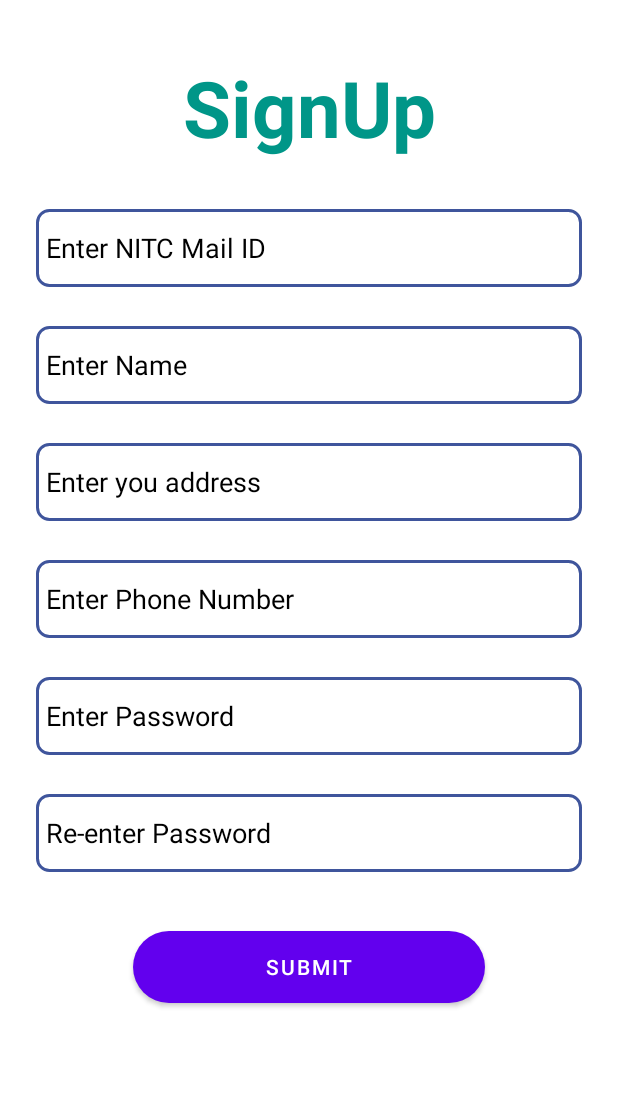
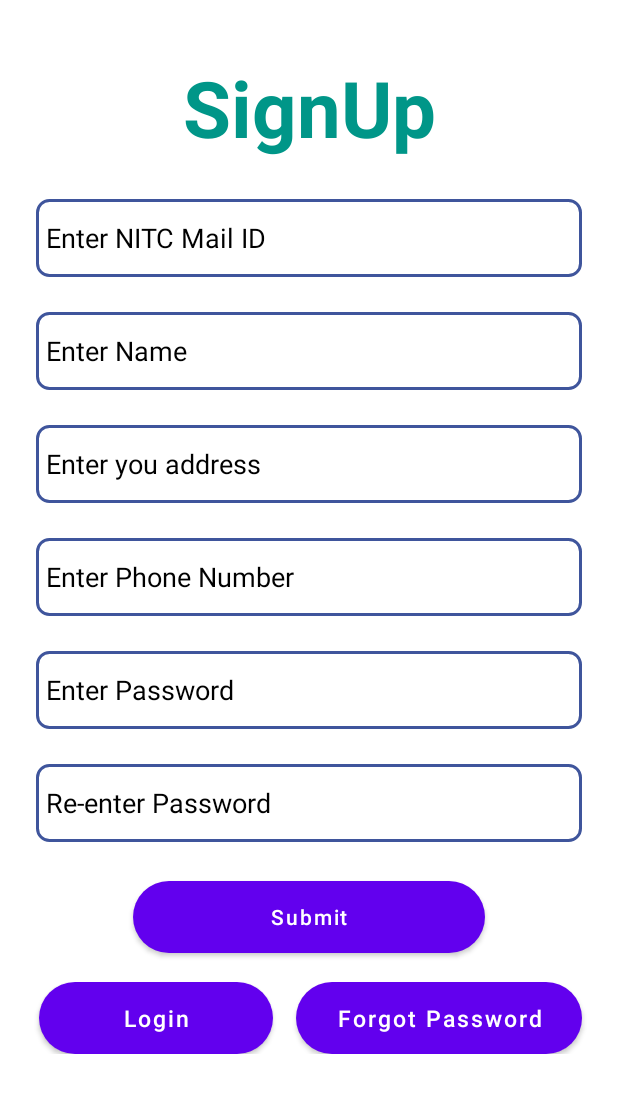
Before and after one commit to LoneWalker7998/Fund_Management, an Android app: the SignUp screen opened directly, with no data from a screen before it, on a phone screen of 412 x 824 dp. Shown: the top 1093 px of the screen. Run offline under Robolectric (Android 15) with nearby library versions, the phone set to English and light mode, and no system bars; our stand-ins replace sdp/ssp sizes.

Commit message:
Some minor chnages

```diff
--- a/app/build.gradle
+++ b/app/build.gradle
@@ -1,5 +1,6 @@
 plugins {
     id 'com.android.application'
+    id 'com.google.gms.google-services'
 }
 
 android {
@@ -40,4 +41,6 @@ dependencies {
     implementation 'com.intuit.sdp:sdp-android:1.0.6'
     compileOnly 'com.google.android.wearable:wearable:2.6.0'
     implementation 'de.hdodenhof:circleimageview:3.1.0'
+    implementation platform('com.google.firebase:firebase-bom:27.0.0')
+    implementation 'com.google.firebase:firebase-analytics'
 }
--- a/app/src/main/res/layout/activity_sign_up.xml
+++ b/app/src/main/res/layout/activity_sign_up.xml
@@ -7,7 +7,15 @@
     tools:context=".SignUp"
     android:orientation="vertical"
     android:padding="@dimen/_8sdp">
-
+    <androidx.core.widget.NestedScrollView
+        android:layout_width="match_parent"
+        android:layout_height="wrap_content"
+        android:isScrollContainer="true">
+        <LinearLayout
+            android:layout_width="match_parent"
+            android:layout_height="wrap_content"
+            android:orientation="vertical"
+            android:layout_gravity="center">
             <TextView
                 android:layout_width="match_parent"
                 android:layout_height="wrap_content"
@@ -22,7 +30,7 @@
             <EditText
                 android:layout_width="match_parent"
                 android:layout_height="@dimen/_40sdp"
-        android:layout_marginTop="@dimen/_25sdp"
+                android:layout_marginTop="@dimen/_20sdp"
                 android:hint="Enter NITC Mail ID"
                 android:textColorHint="@color/black"
                 android:background="@drawable/box_shape"
@@ -34,7 +42,7 @@
             <EditText
                 android:layout_width="match_parent"
                 android:layout_height="@dimen/_40sdp"
-        android:layout_marginTop="@dimen/_20sdp"
+                android:layout_marginTop="@dimen/_18sdp"
                 android:hint="Enter Name"
                 android:textColorHint="@color/black"
                 android:background="@drawable/box_shape"
@@ -46,7 +54,7 @@
             <EditText
                 android:layout_width="match_parent"
                 android:layout_height="@dimen/_40sdp"
-        android:layout_marginTop="@dimen/_20sdp"
+                android:layout_marginTop="@dimen/_18sdp"
                 android:hint="Enter you address"
                 android:textColorHint="@color/black"
                 android:background="@drawable/box_shape"
@@ -58,7 +66,7 @@
             <EditText
                 android:layout_width="match_parent"
                 android:layout_height="@dimen/_40sdp"
-        android:layout_marginTop="@dimen/_20sdp"
+                android:layout_marginTop="@dimen/_18sdp"
                 android:hint="Enter Phone Number"
 
                 android:textColorHint="@color/black"
@@ -72,7 +80,7 @@
             <EditText
                 android:layout_width="match_parent"
                 android:layout_height="@dimen/_40sdp"
-        android:layout_marginTop="@dimen/_20sdp"
+                android:layout_marginTop="@dimen/_18sdp"
                 android:hint="Enter Password"
 
                 android:textColorHint="@color/black"
@@ -86,7 +94,7 @@
             <EditText
                 android:layout_width="match_parent"
                 android:layout_height="@dimen/_40sdp"
-        android:layout_marginTop="@dimen/_20sdp"
+                android:layout_marginTop="@dimen/_18sdp"
                 android:hint="Re-enter Password"
                 android:textColorHint="@color/black"
                 android:background="@drawable/box_shape"
@@ -102,7 +110,39 @@
                 android:text="Submit"
                 android:layout_marginLeft="@dimen/_60sdp"
                 android:layout_marginRight="@dimen/_60sdp"
-        android:layout_marginTop="@dimen/_30sdp"
+                android:layout_marginTop="@dimen/_20sdp"
                 android:background="@drawable/button"
+                android:textAllCaps="false"
                 />
+            <LinearLayout
+                android:layout_width="match_parent"
+                android:layout_height="match_parent"
+                android:orientation="horizontal"
+                android:layout_marginTop="@dimen/_15sdp"
+                android:weightSum="2">
+                <Button
+                    android:layout_width="0dp"
+                    android:layout_height="wrap_content"
+                    android:layout_weight="0.9"
+                    android:background="@drawable/button"
+                    android:layout_marginLeft="@dimen/_12sdp"
+                    android:layout_marginRight="@dimen/_12sdp"
+                    android:text="Login"
+                    android:textSize="@dimen/_12sdp"
+                    android:textAllCaps="false"/>
+                <Button
+                    android:layout_width="0dp"
+                    android:layout_height="wrap_content"
+                    android:layout_weight="1.1"
+                    android:background="@drawable/button"
+                    android:layout_marginRight="@dimen/_10sdp"
+                    android:text="Forgot Password"
+                    android:textSize="@dimen/_12sdp"
+                    android:textAllCaps="false"/>
             </LinearLayout>
+
+        </LinearLayout>
+
+    </androidx.core.widget.NestedScrollView>
+
+</LinearLayout>
--- a/build.gradle
+++ b/build.gradle
@@ -6,7 +6,7 @@ buildscript {
     }
     dependencies {
         classpath "com.android.tools.build:gradle:4.1.2"
-
+        classpath 'com.google.gms:google-services:4.3.5'
         // NOTE: Do not place your application dependencies here; they belong
         // in the individual module build.gradle files
     }
```
Also changed, not shown: app/src/main/AndroidManifest.xml (+8 -0 lines), app/src/main/java/com/fundmanagement/Dashboard.java (+23 -6 lines), app/src/main/java/com/fundmanagement/Login.java (+14 -3 lines), app/src/main/res/layout/activity_dashboard.xml (+4 -9 lines), app/src/main/res/layout/activity_main.xml (+26 -1 lines), app/src/main/res/layout/dashboard_raw.xml (+7 -6 lines), 1 other file. Lines whose indentation alone changed are shown as unchanged.
